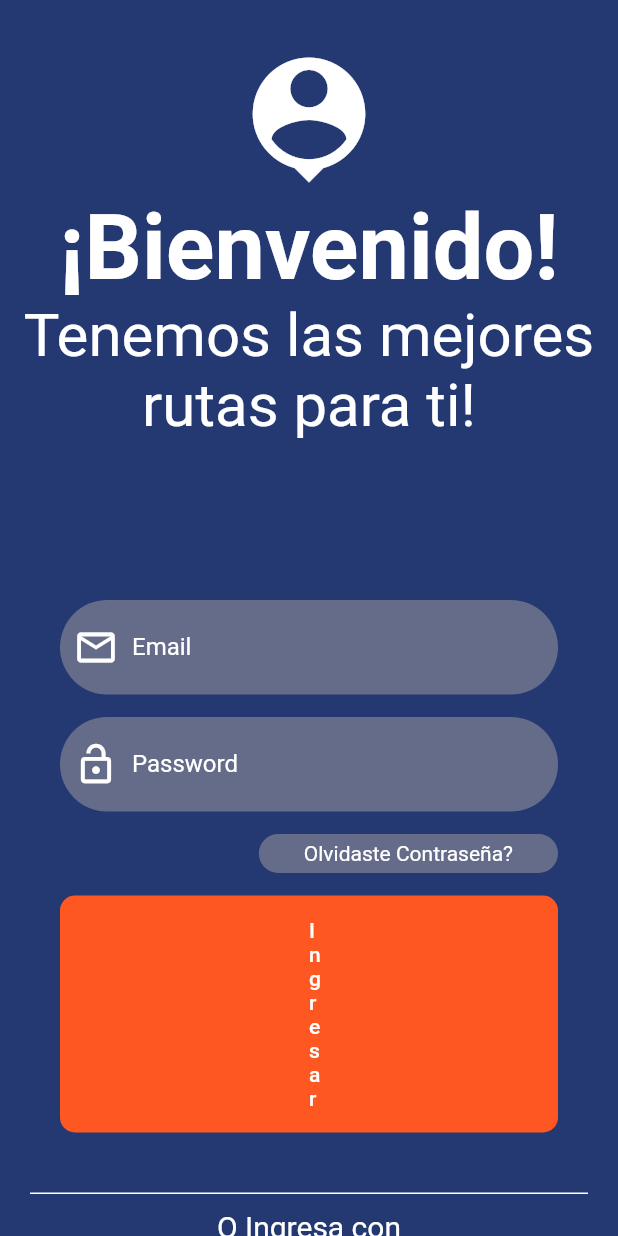
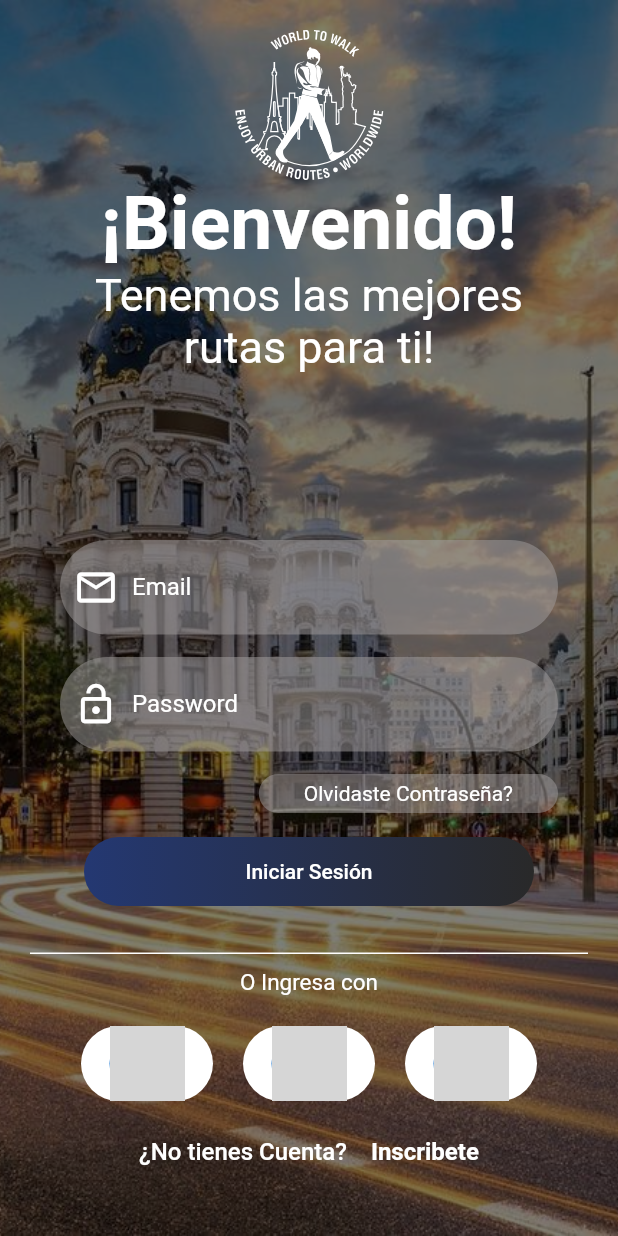
Before and after one commit to doublevpartners/w2w-app, a Flutter app: the screen it shows after launch, on a phone screen of 412 x 824 dp. Run offline on Flutter 3.47's test engine with Material 2 defaults, Android fonts, the phone set to English and light mode, and no system bars; our stand-ins replace flutter_secure_storage, flutter_svg; network calls fail; grey boxes are pictures that could not be loaded.

Commit message:
Fixing Styles Login And Register

```diff
--- a/lib/main.dart
+++ b/lib/main.dart
@@ -33,6 +33,7 @@ class MyApp extends StatelessWidget {
         'home': (_) => HomeScreen(),
         'checking': (_) => CheckAuthScreen()
       },
+      scaffoldMessengerKey: NotificationService.messegarKey,
       theme: ThemeData.light().copyWith(
           scaffoldBackgroundColor: const Color.fromRGBO(36, 56, 114, 1)),
     );
--- a/lib/screens/login_screen.dart
+++ b/lib/screens/login_screen.dart
@@ -11,18 +11,23 @@ class LoginScreen extends StatelessWidget {
   @override
   Widget build(BuildContext context) {
     return Scaffold(
-        body: AuthBackgroud(
+        body: Container(
+      decoration: BoxDecoration(
+        image: DecorationImage(
+            image: const AssetImage("assets/imageLogin.jpg"),
+            fit: BoxFit.cover,
+            colorFilter: ColorFilter.mode(
+                Colors.black.withOpacity(0.5), BlendMode.darken)),
+      ),
+      child: AuthBackgroud(
         child: SingleChildScrollView(
           child: Column(
             children: [
               const SizedBox(
-              height: 350,
+                height: 330,
               ),
               CardContainerLogin(
                 child: Column(children: [
-                const SizedBox(
-                  height: 20,
-                ),
                   ChangeNotifierProvider(
                     create: (_) => LoginFormProvider(),
                     child: const _LoginForm(),
@@ -31,17 +36,18 @@ class LoginScreen extends StatelessWidget {
               ),
               const Text(
                 'O Ingresa con',
-              style: TextStyle(fontSize: 20, color: Colors.white),
+                style: TextStyle(fontSize: 15, color: Colors.white),
               ),
               const SizedBox(
-              height: 30,
+                height: 20,
               ),
               const RowContainerLogin(),
               const SizedBox(
-              height: 30,
+                height: 10,
               ),
               FooterLogin()
             ],
+          ),
         ),
       ),
     ));
@@ -122,8 +128,7 @@ class _LoginForm extends StatelessWidget {
                 disabledColor: Colors.grey,
                 elevation: 0,
                 shape: RoundedRectangleBorder(
-                    borderRadius: BorderRadius.circular(10)),
-                color: Colors.deepOrange,
+                    borderRadius: BorderRadius.circular(55)),
                 onPressed: loginForm.isLoading
                     ? null
                     : () async {
@@ -148,19 +153,32 @@ class _LoginForm extends StatelessWidget {
                         } else {
                           // TODO: mostrar error en pantalla
                           print(errorMessage);
+                          NotificationService.showSnackbar(errorMessage);
+                          loginForm.isLoading = false;
                         }
-                        loginForm.isLoading = false;
                       },
                 child: Container(
-                    padding: const EdgeInsets.symmetric(
-                        horizontal: 150, vertical: 15),
+                    width: double.maxFinite,
+                    decoration: !loginForm.isLoading
+                        ? BoxDecoration(
+                            gradient: const LinearGradient(colors: [
+                              Color.fromRGBO(36, 56, 114, 1),
+                              Color.fromRGBO(41, 41, 41, 1)
+                            ]),
+                            borderRadius: BorderRadius.circular(55))
+                        : null,
+                    padding:
+                        const EdgeInsets.symmetric(horizontal: 0, vertical: 15),
                     child: Text(
-                      loginForm.isLoading ? 'Por favor espere...' : 'Ingresar',
+                      loginForm.isLoading
+                          ? 'Por favor espere...'
+                          : 'Iniciar Sesión',
                       style: const TextStyle(color: Colors.white),
+                      textAlign: TextAlign.center,
                     )),
               ),
               const SizedBox(
-                height: 20,
+                height: 10,
               )
             ],
           )),
--- a/lib/services/notifications_service.dart
+++ b/lib/services/notifications_service.dart
@@ -0,0 +1,14 @@
+import 'package:flutter/cupertino.dart';
+import 'package:flutter/material.dart';
+
+class NotificationService {
+  static late GlobalKey<ScaffoldMessengerState> messegarKey =
+      new GlobalKey<ScaffoldMessengerState>();
+
+  static showSnackbar(String message) {
+    final snackBar = new SnackBar(
+        content:
+            Text(message, style: TextStyle(color: Colors.white, fontSize: 20)));
+    messegarKey.currentState!.showSnackBar(snackBar);
+  }
+}
--- a/lib/services/services.dart
+++ b/lib/services/services.dart
@@ -1 +1,3 @@
+export 'package:w2w_app/services/notifications_service.dart';
+
 export 'package:w2w_app/services/auth_services.dart';
--- a/lib/widgets/auth_background.dart
+++ b/lib/widgets/auth_background.dart
@@ -1,4 +1,5 @@
 import 'package:flutter/material.dart';
+import 'package:flutter_svg/flutter_svg.dart';
 
 class AuthBackgroud extends StatelessWidget {
   final Widget child;
@@ -20,24 +21,25 @@ class _HeaderLogin extends StatelessWidget {
     return SafeArea(
       child: Container(
         width: double.infinity,
-        margin: const EdgeInsets.only(top: 30),
-        child: Column(children: const [
-          Icon(
-            Icons.person_pin,
-            size: 100,
-            color: Colors.white,
+        margin: const EdgeInsets.only(top: 20),
+        child: Column(children: [
+          SvgPicture.asset(
+            'assets/Logo.svg',
+            width: 100,
+            semanticsLabel: 'World To Walk',
+            fit: BoxFit.contain,
           ),
-          Text(
+          const Text(
             '¡Bienvenido!',
             style: TextStyle(
-                fontSize: 60, fontWeight: FontWeight.bold, color: Colors.white),
+                fontSize: 50, fontWeight: FontWeight.bold, color: Colors.white),
           ),
-          Text(
+          const Text(
             'Tenemos las mejores\nrutas para ti!',
             style: TextStyle(
-                fontSize: 40, fontWeight: FontWeight.w400, color: Colors.white),
+                fontSize: 30, fontWeight: FontWeight.w400, color: Colors.white),
             textAlign: TextAlign.center,
-          )
+          ),
         ]),
       ),
     );
--- a/lib/widgets/footer_login.dart
+++ b/lib/widgets/footer_login.dart
@@ -17,7 +17,10 @@ class FooterLogin extends StatelessWidget {
           ),
           child: const Text(
             '¿No tienes Cuenta?',
-            style: TextStyle(color: Colors.white, fontSize: 20),
+            style: TextStyle(
+              color: Colors.white,
+              fontSize: 16,
+            ),
           ),
         ),
         TextButton(
@@ -30,7 +33,7 @@ class FooterLogin extends StatelessWidget {
           child: const Text(
             'Inscribete',
             style: TextStyle(
-                color: Colors.white, fontSize: 20, fontWeight: FontWeight.bold),
+                color: Colors.white, fontSize: 16, fontWeight: FontWeight.bold),
           ),
         )
       ],
--- a/lib/widgets/footer_register.dart
+++ b/lib/widgets/footer_register.dart
@@ -17,7 +17,7 @@ class FooterRegister extends StatelessWidget {
           ),
           child: const Text(
             '¿Ya Tienes Cuenta?',
-            style: TextStyle(color: Colors.white, fontSize: 20),
+            style: TextStyle(color: Colors.white, fontSize: 16),
           ),
         ),
         TextButton(
@@ -30,7 +30,7 @@ class FooterRegister extends StatelessWidget {
           child: const Text(
             'Inicia Sesion',
             style: TextStyle(
-                color: Colors.white, fontSize: 20, fontWeight: FontWeight.bold),
+                color: Colors.white, fontSize: 16, fontWeight: FontWeight.bold),
           ),
         )
       ],
--- a/lib/widgets/row_container_login.dart
+++ b/lib/widgets/row_container_login.dart
@@ -16,7 +16,7 @@ class RowContainerLogin extends StatelessWidget {
           color: Colors.white,
           onPressed: () {},
           child: const CircleAvatar(
-            maxRadius: 40,
+            maxRadius: 25,
             backgroundImage: NetworkImage(
                 'https://w7.pngwing.com/pngs/326/85/png-transparent-google-logo-google-text-trademark-logo.png'),
           ),
@@ -32,7 +32,7 @@ class RowContainerLogin extends StatelessWidget {
           color: Colors.white,
           onPressed: () {},
           child: const CircleAvatar(
-            maxRadius: 40,
+            maxRadius: 25,
             backgroundImage: NetworkImage(
                 'https://i.pinimg.com/originals/b2/46/d8/b246d896bd1a2e359c2227f6823bed56.jpg'),
           ),
@@ -48,7 +48,7 @@ class RowContainerLogin extends StatelessWidget {
           color: Colors.white,
           onPressed: () {},
           child: const CircleAvatar(
-            maxRadius: 40,
+            maxRadius: 25,
             backgroundImage: NetworkImage(
                 'https://w7.pngwing.com/pngs/589/546/png-transparent-apple-logo-new-york-city-brand-computer-apple-company-computer-logo.png'),
           ),
--- a/pubspec.yaml
+++ b/pubspec.yaml
@@ -33,6 +33,7 @@ dependencies:
   flutter:
     sdk: flutter
   flutter_secure_storage: ^6.0.0
+  flutter_svg: ^1.1.6
   http: ^0.13.5
   provider: ^6.0.4
 
@@ -51,7 +52,8 @@ flutter:
   # the material Icons class.
   uses-material-design: true
   # To add assets to your application, add an assets section, like this:
-  # assets:
+  assets:
+    - assets/
   #   - images/a_dot_burr.jpeg
   #   - images/a_dot_ham.jpeg
   # An image asset can refer to one or more resolution-specific "variants", see
```
Also changed, not shown: lib/screens/register_screen.dart (+27 -14 lines), assets/Logo.svg (added), assets/imageLogin.jpg (added), pubspec.lock, 1 other file. Lines whose indentation alone changed are shown as unchanged.
